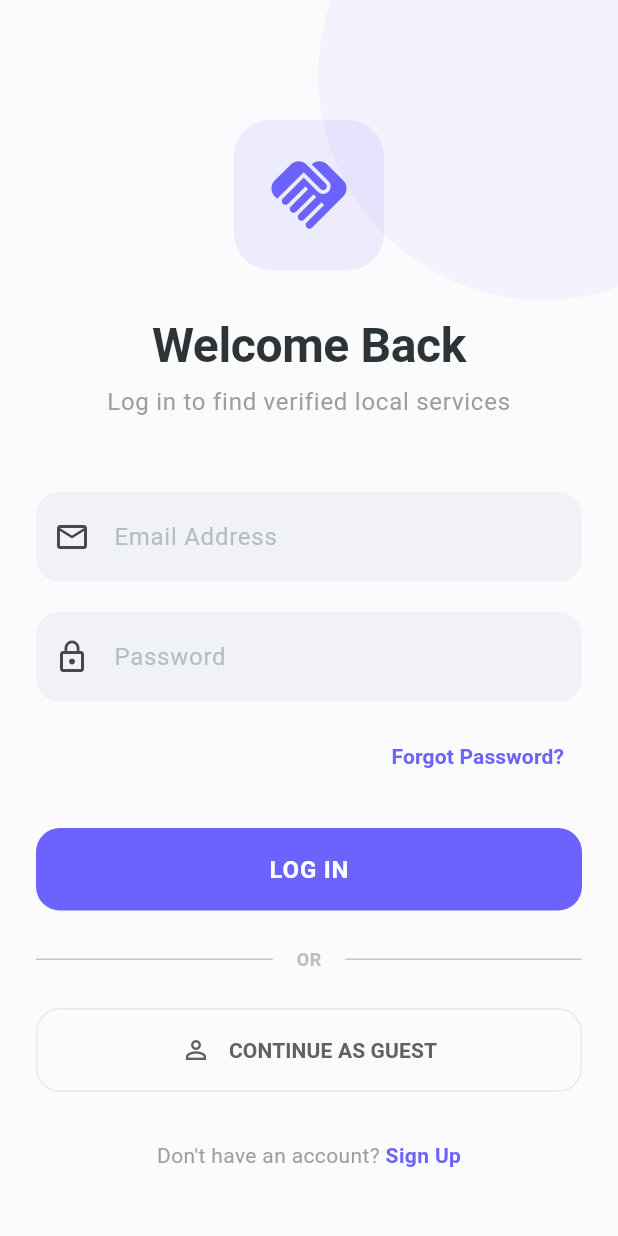
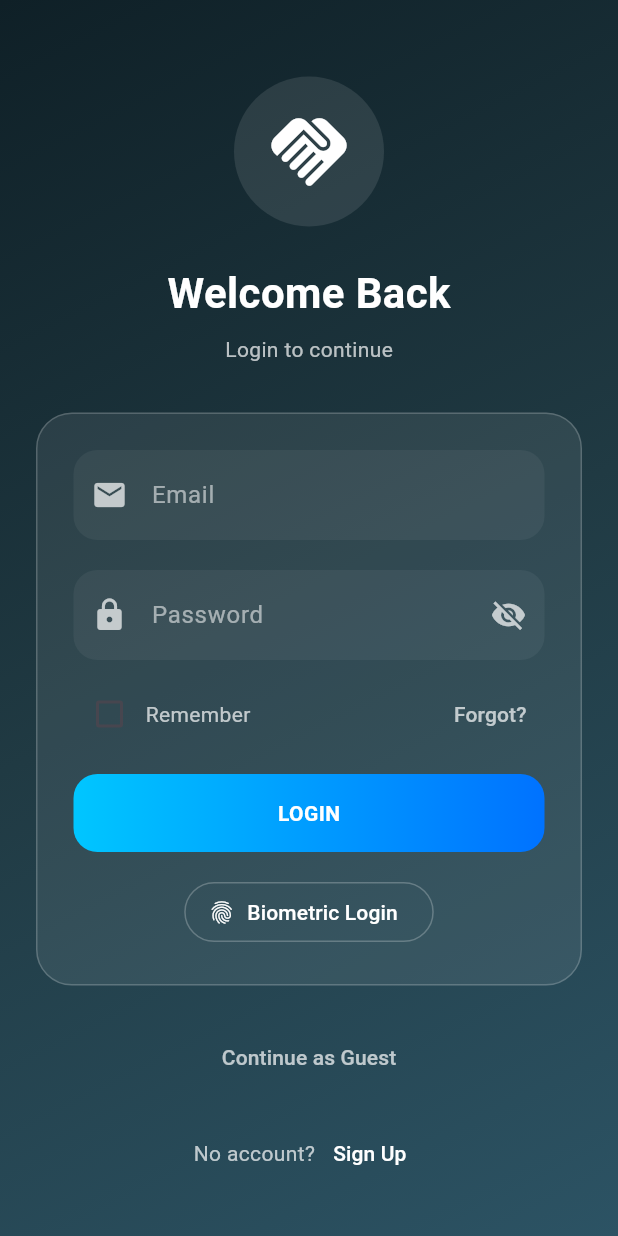
Before and after one commit to Algo-chan/Lazarus-Group, a Flutter app: the LoginScreen screen opened directly, on a phone screen of 412 x 824 dp. Run offline on Flutter 3.47's test engine with Material 3 defaults, Android fonts, the phone set to English and light mode, and no system bars; our stand-ins replace local_auth, shared_preferences; accounts and stored records are empty; network calls fail.

Commit message:
Implement biometric login and UI enhancements
Added biometric login functionality and improved UI elements.

```diff
--- a/lib/login_screen.dart
+++ b/lib/login_screen.dart
@@ -1,4 +1,5 @@
 import 'package:flutter/material.dart';
+import 'package:local_auth/local_auth.dart';
 import 'signup_screen.dart';
 import 'home_screen.dart';
 import 'api_service.dart';
@@ -14,7 +15,11 @@ class _LoginScreenState extends State<LoginScreen> {
   final _formKey = GlobalKey<FormState>();
   final _emailController = TextEditingController();
   final _passwordController = TextEditingController();
+  final LocalAuthentication auth = LocalAuthentication();
+
   bool _isLoading = false;
+  bool _obscurePassword = true;
+  bool _rememberMe = false;
 
   @override
   void dispose() {
@@ -23,11 +28,20 @@ class _LoginScreenState extends State<LoginScreen> {
     super.dispose();
   }
 
+  // 🔐 Normal Login
   void _handleLogin() async {
     if (_formKey.currentState!.validate()) {
       setState(() => _isLoading = true);
       try {
-        await ApiService.login(_emailController.text, _passwordController.text);
+        await ApiService.login(
+          _emailController.text,
+          _passwordController.text,
+        );
+
+        if (_rememberMe) {
+          await ApiService.saveUserSession(_emailController.text);
+        }
+
         if (mounted) {
           Navigator.pushReplacement(
             context,
@@ -37,7 +51,10 @@ class _LoginScreenState extends State<LoginScreen> {
       } catch (e) {
         if (mounted) {
           ScaffoldMessenger.of(context).showSnackBar(
-            SnackBar(content: Text(e.toString()), backgroundColor: Colors.red),
+            SnackBar(
+              content: Text(e.toString()),
+              backgroundColor: Colors.red,
+            ),
           );
         }
       } finally {
@@ -46,147 +63,302 @@ class _LoginScreenState extends State<LoginScreen> {
     }
   }
 
+  // 🔐 Biometric Login
+  Future<void> _loginWithBiometrics() async {
+    bool canCheck = await auth.canCheckBiometrics;
+
+    if (!canCheck) {
+      ScaffoldMessenger.of(context).showSnackBar(
+        const SnackBar(content: Text("Biometric not available")),
+      );
+      return;
+    }
+
+    bool authenticated = await auth.authenticate(
+      localizedReason: 'Login using biometrics',
+      options: const AuthenticationOptions(biometricOnly: true),
+    );
+
+    if (authenticated && mounted) {
+      Navigator.pushReplacement(
+        context,
+        MaterialPageRoute(builder: (context) => const HomeScreen()),
+      );
+    }
+  }
+
   @override
   Widget build(BuildContext context) {
     return Scaffold(
-      body: Stack(
+      body: Container(
+        decoration: const BoxDecoration(
+          gradient: LinearGradient(
+            colors: [
+              Color(0xFF0F2027),
+              Color(0xFF203A43),
+              Color(0xFF2C5364)
+            ],
+            begin: Alignment.topLeft,
+            end: Alignment.bottomRight,
+          ),
+        ),
+        child: SafeArea(
+          child: Center(
+            child: SingleChildScrollView(
+              padding: const EdgeInsets.all(24),
+              child: Column(
                 children: [
-          // Background decorative element
-          Positioned(
-            top: -100,
-            right: -100,
+                  const SizedBox(height: 20),
+
+                  // 🔥 Logo
+                  Container(
+                    padding: const EdgeInsets.all(20),
+                    decoration: BoxDecoration(
+                      color: Colors.white.withOpacity(0.1),
+                      shape: BoxShape.circle,
+                    ),
+                    child: const Icon(Icons.handshake_rounded,
+                        size: 60, color: Colors.white),
+                  ),
+
+                  const SizedBox(height: 24),
+
+                  const Text(
+                    "Welcome Back",
+                    style: TextStyle(
+                      fontSize: 28,
+                      fontWeight: FontWeight.bold,
+                      color: Colors.white,
+                    ),
+                  ),
+
+                  const SizedBox(height: 8),
+
+                  const Text(
+                    "Login to continue",
+                    style: TextStyle(color: Colors.white70),
+                  ),
+
+                  const SizedBox(height: 32),
+
+                  // 🧊 Glass Card
+                  Container(
+                    padding: const EdgeInsets.all(24),
+                    decoration: BoxDecoration(
+                      color: Colors.white.withOpacity(0.08),
+                      borderRadius: BorderRadius.circular(24),
+                      border: Border.all(
+                        color: Colors.white.withOpacity(0.2),
+                      ),
+                    ),
+                    child: Form(
+                      key: _formKey,
+                      child: Column(
+                        children: [
+                          // Email
+                          TextFormField(
+                            controller: _emailController,
+                            style:
+                                const TextStyle(color: Colors.white),
+                            decoration: InputDecoration(
+                              hintText: "Email",
+                              hintStyle: const TextStyle(
+                                  color: Colors.white54),
+                              prefixIcon: const Icon(Icons.email,
+                                  color: Colors.white70),
+                              filled: true,
+                              fillColor:
+                                  Colors.white.withOpacity(0.05),
+                              border: OutlineInputBorder(
+                                borderRadius:
+                                    BorderRadius.circular(16),
+                                borderSide: BorderSide.none,
+                              ),
+                            ),
+                            validator: (value) =>
+                                (value == null ||
+                                        !value.contains('@'))
+                                    ? 'Enter valid email'
+                                    : null,
+                          ),
+
+                          const SizedBox(height: 20),
+
+                          // Password
+                          TextFormField(
+                            controller: _passwordController,
+                            obscureText: _obscurePassword,
+                            style:
+                                const TextStyle(color: Colors.white),
+                            decoration: InputDecoration(
+                              hintText: "Password",
+                              hintStyle: const TextStyle(
+                                  color: Colors.white54),
+                              prefixIcon: const Icon(Icons.lock,
+                                  color: Colors.white70),
+                              suffixIcon: IconButton(
+                                icon: Icon(
+                                  _obscurePassword
+                                      ? Icons.visibility_off
+                                      : Icons.visibility,
+                                  color: Colors.white70,
+                                ),
+                                onPressed: () {
+                                  setState(() {
+                                    _obscurePassword =
+                                        !_obscurePassword;
+                                  });
+                                },
+                              ),
+                              filled: true,
+                              fillColor:
+                                  Colors.white.withOpacity(0.05),
+                              border: OutlineInputBorder(
+                                borderRadius:
+                                    BorderRadius.circular(16),
+                                borderSide: BorderSide.none,
+                              ),
+                            ),
+                            validator: (value) =>
+                                (value == null ||
+                                        value.length < 4)
+                                    ? 'Enter password'
+                                    : null,
+                          ),
+
+                          const SizedBox(height: 12),
+
+                          // Remember + Forgot
+                          Row(
+                            mainAxisAlignment:
+                                MainAxisAlignment.spaceBetween,
+                            children: [
+                              Row(
+                                children: [
+                                  Checkbox(
+                                    value: _rememberMe,
+                                    onChanged: (value) {
+                                      setState(() {
+                                        _rememberMe = value!;
+                                      });
+                                    },
+                                  ),
+                                  const Text("Remember",
+                                      style: TextStyle(
+                                          color: Colors.white70)),
+                                ],
+                              ),
+                              TextButton(
+                                onPressed: () {},
+                                child: const Text("Forgot?",
+                                    style: TextStyle(
+                                        color: Colors.white70)),
+                              )
+                            ],
+                          ),
+
+                          const SizedBox(height: 16),
+
+                          // 🚀 Login Button
+                          GestureDetector(
+                            onTap: _isLoading
+                                ? null
+                                : _handleLogin,
                             child: Container(
-              width: 300,
-              height: 300,
+                              width: double.infinity,
+                              padding:
+                                  const EdgeInsets.symmetric(
+                                      vertical: 16),
                               decoration: BoxDecoration(
-                color: Theme.of(context).primaryColor.withOpacity(0.05),
-                shape: BoxShape.circle,
+                                gradient: const LinearGradient(
+                                  colors: [
+                                    Color(0xFF00c6ff),
+                                    Color(0xFF0072ff)
+                                  ],
+                                ),
+                                borderRadius:
+                                    BorderRadius.circular(16),
+                              ),
+                              child: Center(
+                                child: _isLoading
+                                    ? const CircularProgressIndicator(
+                                        color: Colors.white)
+                                    : const Text(
+                                        "LOGIN",
+                                        style: TextStyle(
+                                          color: Colors.white,
+                                          fontWeight:
+                                              FontWeight.bold,
                                         ),
                                       ),
                               ),
-          SafeArea(
-            child: SingleChildScrollView(
-              padding: const EdgeInsets.symmetric(horizontal: 24.0, vertical: 40.0),
-              child: Form(
-                key: _formKey,
-                child: Column(
-                  crossAxisAlignment: CrossAxisAlignment.stretch,
-                  children: [
-                    const SizedBox(height: 40),
-                    // Logo/Icon
-                    Center(
-                      child: Container(
-                        padding: const EdgeInsets.all(20),
-                        decoration: BoxDecoration(
-                          color: Theme.of(context).primaryColor.withOpacity(0.1),
-                          borderRadius: BorderRadius.circular(24),
-                        ),
-                        child: Icon(Icons.handshake_rounded, size: 60, color: Theme.of(context).primaryColor),
                             ),
                           ),
-                    const SizedBox(height: 32),
-                    Text(
-                      'Welcome Back',
-                      style: Theme.of(context).textTheme.displayLarge,
-                      textAlign: TextAlign.center,
-                    ),
-                    const SizedBox(height: 8),
-                    Text(
-                      'Log in to find verified local services',
-                      style: Theme.of(context).textTheme.bodyLarge?.copyWith(color: Colors.grey),
-                      textAlign: TextAlign.center,
-                    ),
-                    const SizedBox(height: 48),
 
-                    // Email Field
-                    TextFormField(
-                      controller: _emailController,
-                      keyboardType: TextInputType.emailAddress,
-                      decoration: const InputDecoration(
-                        hintText: 'Email Address',
-                        prefixIcon: Icon(Icons.email_outlined),
-                      ),
-                      validator: (value) => (value == null || !value.contains('@')) ? 'Enter a valid email' : null,
-                    ),
-                    const SizedBox(height: 20),
+                          const SizedBox(height: 16),
 
-                    // Password Field
-                    TextFormField(
-                      controller: _passwordController,
-                      obscureText: true,
-                      decoration: const InputDecoration(
-                        hintText: 'Password',
-                        prefixIcon: Icon(Icons.lock_outline),
-                      ),
-                      validator: (value) => (value == null || value.length < 4) ? 'Enter your password' : null,
-                    ),
-                    const SizedBox(height: 12),
-
-                    // Forgot Password
-                    Align(
-                      alignment: Alignment.centerRight,
-                      child: TextButton(
-                        onPressed: () {},
-                        child: Text('Forgot Password?', style: TextStyle(color: Theme.of(context).primaryColor, fontWeight: FontWeight.bold)),
+                          // 🔐 Biometric
+                          OutlinedButton.icon(
+                            onPressed: _loginWithBiometrics,
+                            icon: const Icon(Icons.fingerprint,
+                                color: Colors.white),
+                            label: const Text("Biometric Login",
+                                style: TextStyle(
+                                    color: Colors.white)),
+                            style: OutlinedButton.styleFrom(
+                              side: const BorderSide(
+                                  color: Colors.white24),
                             ),
                           ),
+                        ],
+                      ),
+                    ),
+                  ),
+
                   const SizedBox(height: 24),
 
-                    // Login Button
-                    ElevatedButton(
-                      onPressed: _isLoading ? null : _handleLogin,
-                      child: _isLoading
-                        ? const SizedBox(height: 20, width: 20, child: CircularProgressIndicator(color: Colors.white, strokeWidth: 2))
-                        : const Text('LOG IN'),
-                    ),
-                    const SizedBox(height: 24),
-
-                    // Or divider
-                    Row(
-                      children: [
-                        const Expanded(child: Divider()),
-                        Padding(
-                          padding: const EdgeInsets.symmetric(horizontal: 16),
-                          child: Text('OR', style: TextStyle(color: Colors.grey[400], fontWeight: FontWeight.bold, fontSize: 12)),
-                        ),
-                        const Expanded(child: Divider()),
-                      ],
-                    ),
-                    const SizedBox(height: 24),
-
-                    // Continue as Guest
-                    OutlinedButton(
+                  // Guest
+                  TextButton(
                     onPressed: () async {
                       await ApiService.setGuestMode();
                       if (mounted) {
-                          Navigator.pushReplacement(context, MaterialPageRoute(builder: (context) => const HomeScreen()));
+                        Navigator.pushReplacement(
+                          context,
+                          MaterialPageRoute(
+                              builder: (context) =>
+                                  const HomeScreen()),
+                        );
                       }
                     },
-                      style: OutlinedButton.styleFrom(
-                        side: BorderSide(color: Colors.grey.withOpacity(0.2)),
-                        padding: const EdgeInsets.symmetric(vertical: 18),
-                        shape: RoundedRectangleBorder(borderRadius: BorderRadius.circular(16)),
-                      ),
-                      child: Row(
-                        mainAxisAlignment: MainAxisAlignment.center,
-                        children: [
-                          Icon(Icons.person_outline, color: Colors.grey[700], size: 20),
-                          const SizedBox(width: 12),
-                          Text('CONTINUE AS GUEST', style: TextStyle(color: Colors.grey[700], fontWeight: FontWeight.bold)),
-                        ],
+                    child: const Text(
+                      "Continue as Guest",
+                      style: TextStyle(color: Colors.white70),
                     ),
                   ),
 
-                    const SizedBox(height: 32),
-                    // Sign Up link
+                  const SizedBox(height: 16),
+
+                  // Signup
                   Row(
-                      mainAxisAlignment: MainAxisAlignment.center,
+                    mainAxisAlignment:
+                        MainAxisAlignment.center,
                     children: [
-                        const Text("Don't have an account? ", style: TextStyle(color: Colors.grey)),
-                        GestureDetector(
-                          onTap: () => Navigator.push(context, MaterialPageRoute(builder: (context) => const SignupScreen())),
-                          child: Text('Sign Up', style: TextStyle(color: Theme.of(context).primaryColor, fontWeight: FontWeight.bold)),
-                        ),
+                      const Text("No account?",
+                          style: TextStyle(
+                              color: Colors.white70)),
+                      TextButton(
+                        onPressed: () {
+                          Navigator.push(
+                            context,
+                            MaterialPageRoute(
+                                builder: (context) =>
+                                    const SignupScreen()),
+                          );
+                        },
+                        child: const Text("Sign Up",
+                            style: TextStyle(
+                                color: Colors.white)),
+                      )
                     ],
                   ),
                 ],
@@ -194,7 +366,6 @@ class _LoginScreenState extends State<LoginScreen> {
             ),
           ),
         ),
-        ],
       ),
     );
   }
```
Lines whose indentation alone changed are shown as unchanged.
